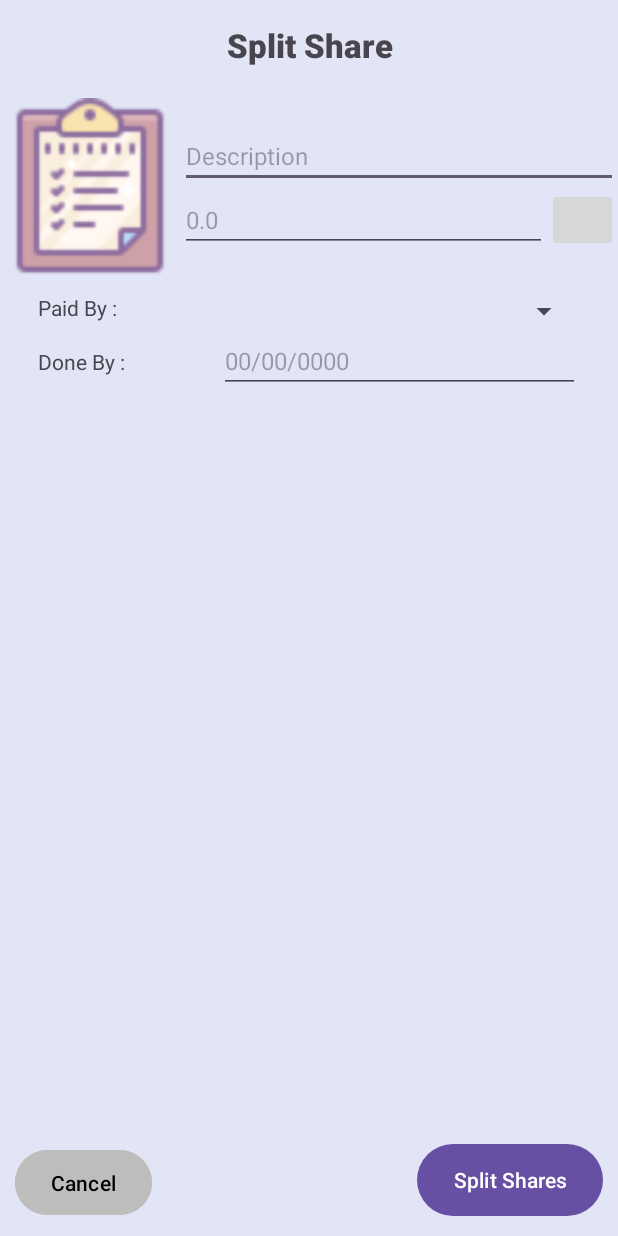
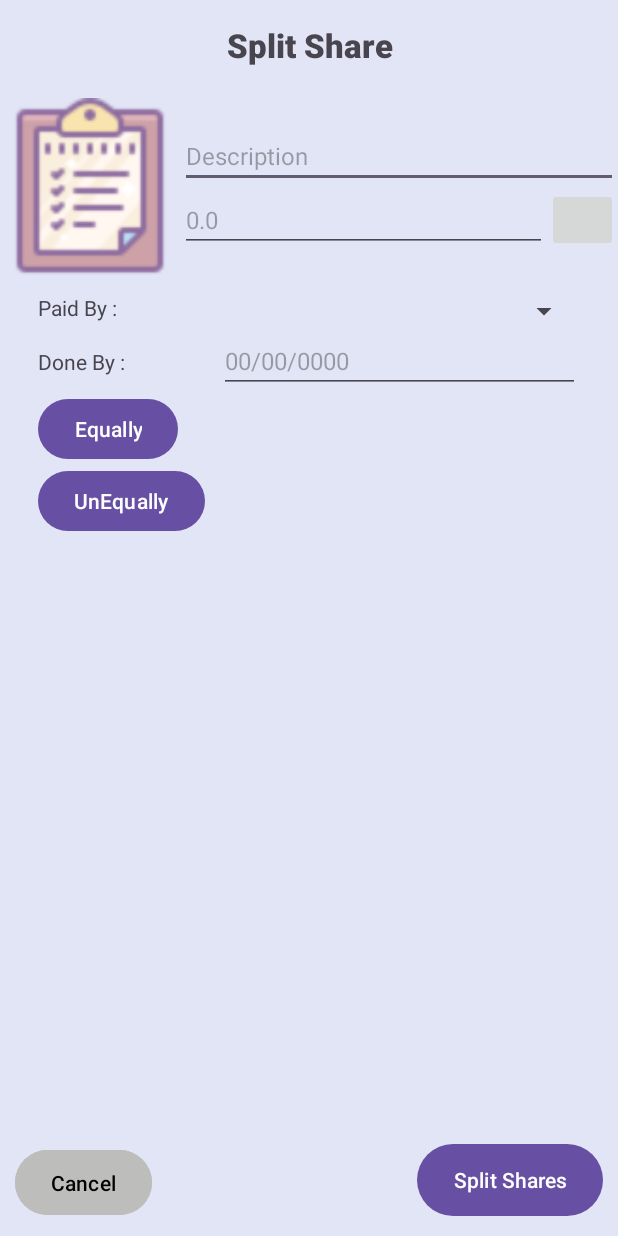
Before and after one commit to psanirudh/SplitShare, an Android app: the AddTransaction screen opened directly, with no data from a screen before it, on a phone screen of 412 x 824 dp. Run offline under Robolectric (Android 15) with nearby library versions, the phone set to English and light mode, and no system bars; our stand-ins replace Firebase (no records; nobody signed in at launch, a user with empty details on screens opened directly).

Commit message:
added 2 modes for adding transaction, Equally and unequally

```diff
--- a/app/src/main/java/com/pairprogrammers/splitshare/AddTransaction.java
+++ b/app/src/main/java/com/pairprogrammers/splitshare/AddTransaction.java
@@ -3,25 +3,35 @@ package com.pairprogrammers.splitshare;
 import androidx.annotation.NonNull;
 import androidx.annotation.Nullable;
 import androidx.appcompat.app.AppCompatActivity;
+import androidx.recyclerview.widget.DefaultItemAnimator;
+import androidx.recyclerview.widget.LinearLayoutManager;
+import androidx.recyclerview.widget.RecyclerView;
 
 import android.app.DatePickerDialog;
 import android.os.Bundle;
 import android.view.View;
 import android.widget.AdapterView;
 import android.widget.ArrayAdapter;
+import android.widget.CheckBox;
 import android.widget.DatePicker;
 import android.widget.EditText;
 import android.widget.Spinner;
+import android.widget.TextView;
 import android.widget.Toast;
 
 import com.google.firebase.database.ChildEventListener;
 import com.google.firebase.database.DataSnapshot;
 import com.google.firebase.database.DatabaseError;
 import com.google.firebase.database.FirebaseDatabase;
+import com.pairprogrammers.splitshare.Adapters.TransactionRecyclerViewAdapter;
+import com.pairprogrammers.splitshare.Adapters.UsersRecyclerViewAdapter;
 import com.pairprogrammers.splitshare.Models.Transcation;
+import com.pairprogrammers.splitshare.Models.UserSelection;
 
 import java.util.ArrayList;
 import java.util.Calendar;
+import java.util.HashMap;
+import java.util.Map;
 
 public class AddTransaction extends AppCompatActivity implements AdapterView.OnItemSelectedListener {
 
@@ -31,18 +41,30 @@ public class AddTransaction extends AppCompatActivity implements AdapterView.OnI
 
     String groupName;
     public int payer;
+    int mode;
 
     //Todo: Tested with temp data only need to modify this from db
     ArrayList<String> groupMembers;
+    ArrayList<UserSelection> userSelections;
+    Map<String, Integer> balanceSheet;
+    RecyclerView recyclerView; public  UsersRecyclerViewAdapter userRVAdapter;
 
+
+    public void ToggleRV(int mode){
+        this.mode = mode;
+        userRVAdapter = new UsersRecyclerViewAdapter(this,userSelections,mode);
+        recyclerView.setAdapter(userRVAdapter);
+        View v = recyclerView.getChildAt(1);
+
+    }
 
     @Override
     protected void onCreate(Bundle savedInstanceState) {
 
         super.onCreate(savedInstanceState);
         groupMembers = new ArrayList<String>();
-
-
+        balanceSheet = new HashMap<>();
+        userSelections = new ArrayList<>();
         setContentView(R.layout.activity_add_transaction);
         desc=findViewById(R.id.description);
         amt = findViewById(R.id.amount);
@@ -54,6 +76,11 @@ public class AddTransaction extends AppCompatActivity implements AdapterView.OnI
         ArrayAdapter adapter = new ArrayAdapter(this , android.R.layout.simple_spinner_item , groupMembers);
         adapter.setDropDownViewResource(android.R.layout.simple_spinner_dropdown_item);
         paidBy.setAdapter(adapter);
+        recyclerView = findViewById(R.id.balanceRv);
+        recyclerView.setItemAnimator(new DefaultItemAnimator());
+        recyclerView.setLayoutManager(new LinearLayoutManager(this,LinearLayoutManager.VERTICAL,false));
+
+        ToggleRV(1);
 
         FirebaseDatabase.getInstance().getReference("groups").child(groupName).child("members").addChildEventListener(new ChildEventListener() {
             @Override
@@ -61,6 +88,10 @@ public class AddTransaction extends AppCompatActivity implements AdapterView.OnI
                 String groupMember = snapshot.getValue(String.class);
                 groupMembers.add(groupMember);
                 adapter.notifyDataSetChanged();
+                //balanceSheet.put(groupMember,1);
+
+                userSelections.add(new UserSelection(groupMember,true));
+                userRVAdapter.notifyDataSetChanged();
             }
 
             @Override
@@ -88,15 +119,45 @@ public class AddTransaction extends AppCompatActivity implements AdapterView.OnI
     }
 
     public void addBtn(View view) {
+                balanceSheet = new HashMap<>();
+                //extract value from RV
+                for (int i=0;i<userRVAdapter.getItemCount();i++){
+                    View vv=recyclerView.getChildAt(i);
+
+                    String userName = ((TextView) vv.findViewById(R.id.userName)).getText().toString();
+
+                    if(mode==1){
+                        Boolean isSelected = ((CheckBox)vv.findViewById(R.id.userSelection)).isChecked();
+                        if(isSelected){  balanceSheet.put(userName,1); }
+                    }
+                    else if(mode==2) {
+                        int amount = 0;
+                        try {
+                          amount = Integer.parseInt(((EditText) vv.findViewById(R.id.amountET)).getText().toString());
+                        }
+                        catch (Exception e){}
+                        balanceSheet.put(userName,amount);
+                    }
+                }
+
+        Toast.makeText(this,"before calc"+balanceSheet.keySet().size(),Toast.LENGTH_LONG).show();
         Transcation transcation = new Transcation();
         transcation.title = desc.getText().toString();
         transcation.totAmountPaid = Integer.parseInt(amt.getText().toString());
         transcation.PaidBy = groupMembers.get(payer);
-        transcation.Calculate(groupMembers);
+        transcation.Calculate(balanceSheet,mode);
         FirebaseDatabase.getInstance().getReference("groups").child(groupName).child("transactions").child(transcation.tid).setValue(transcation);
-
+        Toast.makeText(this,"added ..",Toast.LENGTH_LONG).show();
 
         }
+
+    public  void splitEq(View v){
+        ToggleRV(1);
+    }
+
+    public  void splitUnEq(View v){
+        ToggleRV(2);
+    }
 
     public void cancelbtn(View view) {
 
--- a/app/src/main/java/com/pairprogrammers/splitshare/UserSelectionActivity.java
+++ b/app/src/main/java/com/pairprogrammers/splitshare/UserSelectionActivity.java
@@ -56,7 +56,7 @@ public class UserSelectionActivity extends AppCompatActivity {
 
         users = new ArrayList<UserSelection>();
 
-        recyclerViewAdapter = new UsersRecyclerViewAdapter(this, users);
+        recyclerViewAdapter = new UsersRecyclerViewAdapter(this, users,1);
         recyclerView.setAdapter(recyclerViewAdapter);
 
         userDetailRef = FirebaseDatabase.getInstance().getReference("users");
--- a/app/src/main/res/layout/activity_add_transaction.xml
+++ b/app/src/main/res/layout/activity_add_transaction.xml
@@ -113,6 +113,24 @@
                 android:onClick="changeDate"
                 android:textSize="16dp" />
         </LinearLayout>
+
+        <Button
+            android:layout_width="wrap_content"
+            android:layout_height="wrap_content"
+            android:onClick="splitEq"
+            android:text="Equally"/>
+
+        <Button
+            android:layout_width="wrap_content"
+            android:layout_height="wrap_content"
+            android:onClick="splitUnEq"
+            android:text="UnEqually"/>
+
+        <androidx.recyclerview.widget.RecyclerView
+            android:layout_width="match_parent"
+            android:layout_height="match_parent"
+            android:id="@+id/balanceRv"/>
+
     </LinearLayout>
 
     <LinearLayout
```
Also changed, not shown: app/src/main/java/com/pairprogrammers/splitshare/Adapters/UsersRecyclerViewAdapter.java (+30 -5 lines), app/src/main/java/com/pairprogrammers/splitshare/Models/Transcation.java (+15 -4 lines), app/src/main/res/layout/user_selection_item.xml (+11 -4 lines).
